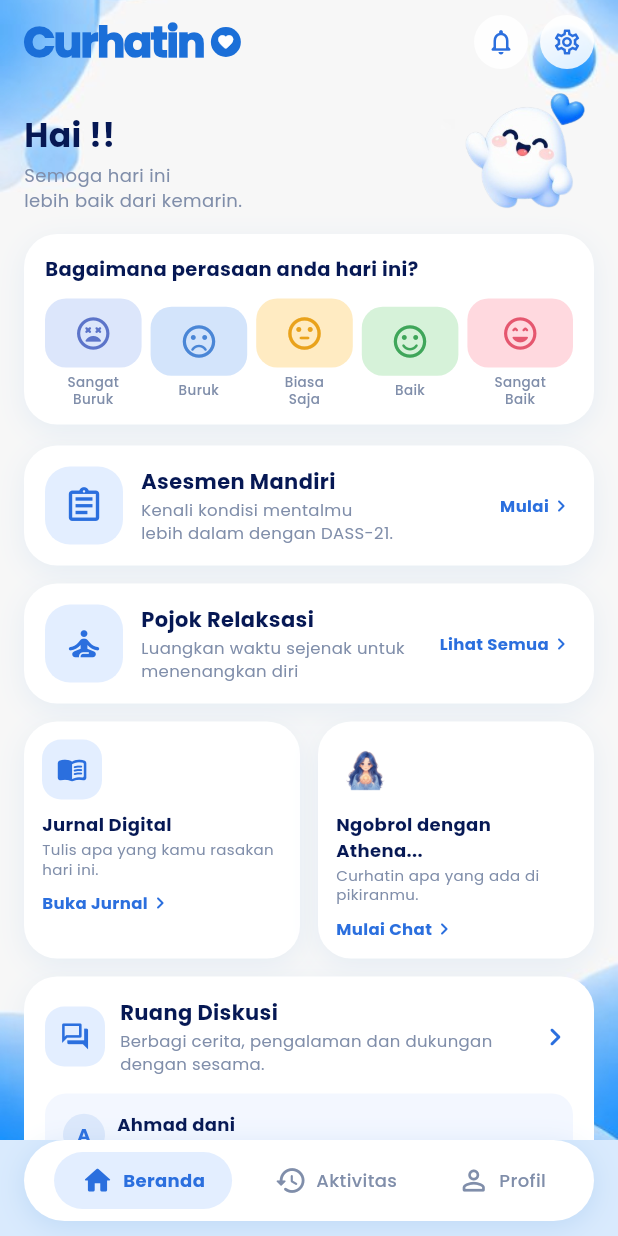
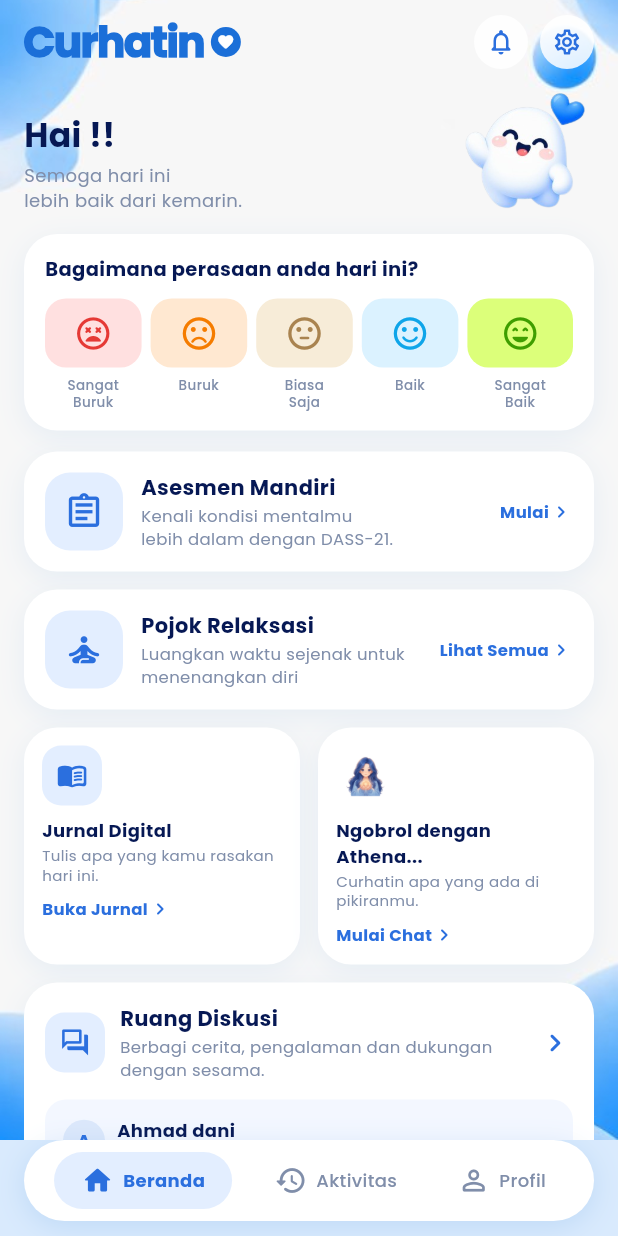
Before and after one commit to ahmaddinar02/Curhatin-app, a Flutter app: the DashboardPage screen opened directly, on a phone screen of 412 x 824 dp. Run offline on Flutter 3.47's test engine with Material 3 defaults, Android fonts, the phone set to English and light mode, and no system bars; our stand-ins replace google_fonts.

Commit message:
perbaiki dashboard

```diff
--- a/apps/mobile/lib/screens/dashboard.dart
+++ b/apps/mobile/lib/screens/dashboard.dart
@@ -31,15 +31,15 @@ class _DashboardPageState extends State<DashboardPage> {
 
   static const List<_Mood> _moods = [
     _Mood('Sangat\nBuruk', Icons.sentiment_very_dissatisfied_rounded,
-        Color(0xFFDCE6FB), Color(0xFF5C74C9)),
-    _Mood('Buruk', Icons.sentiment_dissatisfied_rounded, Color(0xFFD3E4FB),
-        Color(0xFF4A86D6)),
-    _Mood('Biasa\nSaja', Icons.sentiment_neutral_rounded, Color(0xFFFFEBC2),
-        Color(0xFFE9A21B)),
-    _Mood('Baik', Icons.sentiment_satisfied_rounded, Color(0xFFD6F2D9),
-        Color(0xFF3FA65A)),
+        Color(0xFFFFE0E0), Color(0xFFE53935)), // Merah
+    _Mood('Buruk', Icons.sentiment_dissatisfied_rounded, Color(0xFFFFE8D1),
+        Color(0xFFF57C00)), // Oranye
+    _Mood('Biasa\nSaja', Icons.sentiment_neutral_rounded, Color(0xFFF7ECD8),
+        Color(0xFFA9834F)), // Krem
+    _Mood('Baik', Icons.sentiment_satisfied_rounded, Color(0xFFDBF2FF),
+        Color(0xFF0EA5E9)), // Sky Blue
     _Mood('Sangat\nBaik', Icons.sentiment_very_satisfied_rounded,
-        Color(0xFFFFD9DF), Color(0xFFE5576F)),
+        Color(0xFFDCFF7A), Color(0xFF3E9E00)), // Hijau Stabilo
   ];
 
   void _open(Widget page) {
@@ -279,6 +279,7 @@ class _DashboardPageState extends State<DashboardPage> {
           ),
           const SizedBox(height: 10),
           Row(
+            crossAxisAlignment: CrossAxisAlignment.start,
             children: List.generate(_moods.length, (i) {
               final mood = _moods[i];
               final selected = _selectedMood == i;
@@ -305,8 +306,12 @@ class _DashboardPageState extends State<DashboardPage> {
                                 color: mood.foreground, size: selected ? 30 : 26),
                           ),
                         ),
-                        const SizedBox(height: 4),
-                        Text(
+                        const SizedBox(height: 6),
+                        SizedBox(
+                          height: 24,
+                          child: Align(
+                            alignment: Alignment.topCenter,
+                            child: Text(
                               mood.label,
                               textAlign: TextAlign.center,
                               style: TextStyle(
@@ -315,6 +320,8 @@ class _DashboardPageState extends State<DashboardPage> {
                                 height: 1.2,
                                 fontWeight:
                                     selected ? FontWeight.w700 : FontWeight.w500,
+                              ),
+                            ),
                           ),
                         ),
                       ],
```
Lines whose indentation alone changed are shown as unchanged.
